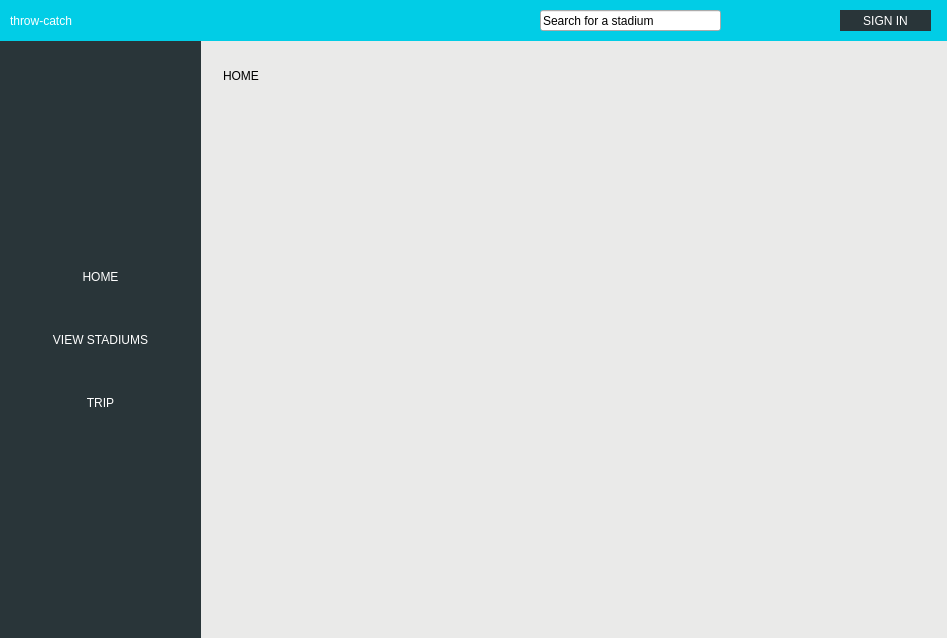
Old version of the form src/form/mainwindow.ui in the repository theozornelas/throw-catch.
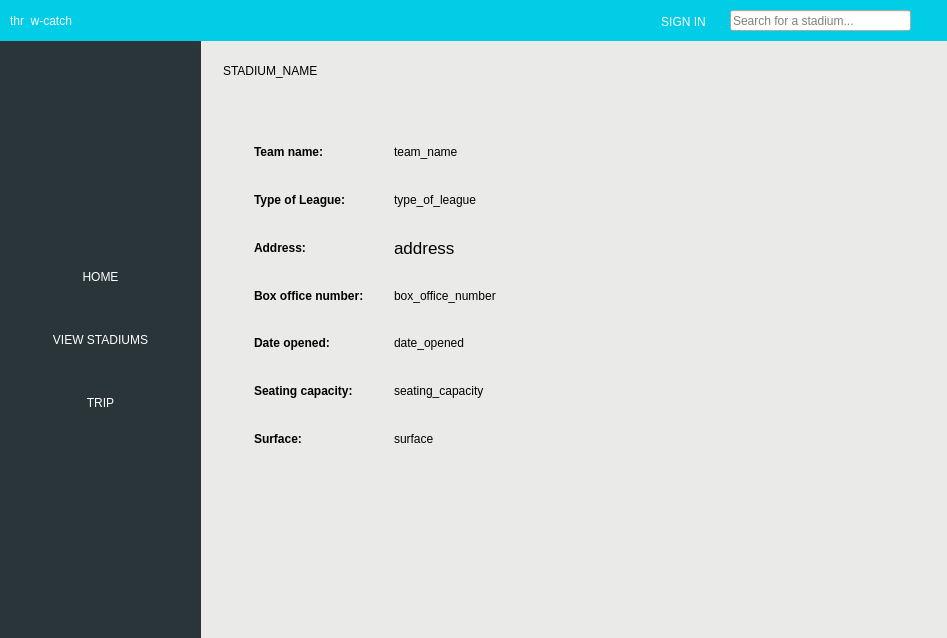
New version of the form. The open tabs and pages were chosen to show the change. Icons and pictures are not drawn.

Commit message: shopping cart completed, total revenue completed, viewing at any random moment a stadium completed

The edit to the form file:
```diff
--- a/src/form/mainwindow.ui
+++ b/src/form/mainwindow.ui
@@ -333,6 +333,220 @@
       </item>
      </widget>
     </widget>
+    <widget class="QWidget" name="viewSingleStadiumPage">
+     <widget class="QLabel" name="singleStadiumNameLabel">
+      <property name="geometry">
+       <rect>
+        <x>20</x>
+        <y>10</y>
+        <width>661</width>
+        <height>41</height>
+       </rect>
+      </property>
+      <property name="styleSheet">
+       <string notr="true">	font: 75 30pt &quot;Gill Sans&quot;;
+</string>
+      </property>
+      <property name="text">
+       <string>STADIUM_NAME</string>
+      </property>
+     </widget>
+     <widget class="QFrame" name="singleStadiumInfo">
+      <property name="geometry">
+       <rect>
+        <x>20</x>
+        <y>70</y>
+        <width>451</width>
+        <height>381</height>
+       </rect>
+      </property>
+      <property name="styleSheet">
+       <string notr="true">border: none;</string>
+      </property>
+      <property name="frameShape">
+       <enum>QFrame::StyledPanel</enum>
+      </property>
+      <property name="frameShadow">
+       <enum>QFrame::Raised</enum>
+      </property>
+      <widget class="QWidget" name="verticalLayoutWidget">
+       <property name="geometry">
+        <rect>
+         <x>20</x>
+         <y>10</y>
+         <width>131</width>
+         <height>351</height>
+        </rect>
+       </property>
+       <layout class="QVBoxLayout" name="singleStadiumLayoutLabels">
+        <item>
+         <widget class="QLabel" name="label_9">
+          <property name="font">
+           <font>
+            <weight>75</weight>
+            <bold>true</bold>
+           </font>
+          </property>
+          <property name="text">
+           <string>Team name:</string>
+          </property>
+         </widget>
+        </item>
+        <item>
+         <widget class="QLabel" name="label_12">
+          <property name="font">
+           <font>
+            <weight>75</weight>
+            <bold>true</bold>
+           </font>
+          </property>
+          <property name="text">
+           <string>Type of League:</string>
+          </property>
+         </widget>
+        </item>
+        <item>
+         <widget class="QLabel" name="label_8">
+          <property name="font">
+           <font>
+            <weight>75</weight>
+            <bold>true</bold>
+           </font>
+          </property>
+          <property name="text">
+           <string>Address:</string>
+          </property>
+         </widget>
+        </item>
+        <item>
+         <widget class="QLabel" name="label_5">
+          <property name="font">
+           <font>
+            <weight>75</weight>
+            <bold>true</bold>
+           </font>
+          </property>
+          <property name="text">
+           <string>Box office number:</string>
+          </property>
+         </widget>
+        </item>
+        <item>
+         <widget class="QLabel" name="label_6">
+          <property name="font">
+           <font>
+            <weight>75</weight>
+            <bold>true</bold>
+           </font>
+          </property>
+          <property name="text">
+           <string>Date opened:</string>
+          </property>
+         </widget>
+        </item>
+        <item>
+         <widget class="QLabel" name="label_10">
+          <property name="font">
+           <font>
+            <weight>75</weight>
+            <bold>true</bold>
+           </font>
+          </property>
+          <property name="text">
+           <string>Seating capacity:</string>
+          </property>
+         </widget>
+        </item>
+        <item>
+         <widget class="QLabel" name="label_11">
+          <property name="font">
+           <font>
+            <weight>75</weight>
+            <bold>true</bold>
+           </font>
+          </property>
+          <property name="text">
+           <string>Surface:</string>
+          </property>
+         </widget>
+        </item>
+       </layout>
+      </widget>
+      <widget class="QWidget" name="verticalLayoutWidget_2">
+       <property name="geometry">
+        <rect>
+         <x>160</x>
+         <y>10</y>
+         <width>271</width>
+         <height>351</height>
+        </rect>
+       </property>
+       <layout class="QVBoxLayout" name="singleStadiumLayoutInfo">
+        <item>
+         <widget class="QLabel" name="singleStadiumTeamName">
+          <property name="text">
+           <string>team_name</string>
+          </property>
+         </widget>
+        </item>
+        <item>
+         <widget class="QLabel" name="singleStadiumType">
+          <property name="text">
+           <string>type_of_league</string>
+          </property>
+         </widget>
+        </item>
+        <item>
+         <widget class="QLabel" name="singleStadiumAddress">
+          <property name="font">
+           <font>
+            <pointsize>13</pointsize>
+            <kerning>true</kerning>
+           </font>
+          </property>
+          <property name="styleSheet">
+           <string notr="true"/>
+          </property>
+          <property name="text">
+           <string>address</string>
+          </property>
+          <property name="wordWrap">
+           <bool>false</bool>
+          </property>
+         </widget>
+        </item>
+        <item>
+         <widget class="QLabel" name="singleStadiumBoxOfficeNum">
+          <property name="text">
+           <string>box_office_number</string>
+          </property>
+         </widget>
+        </item>
+        <item>
+         <widget class="QLabel" name="singleStadiumDateOpened">
+          <property name="text">
+           <string>date_opened</string>
+          </property>
+         </widget>
+        </item>
+        <item>
+         <widget class="QLabel" name="singleStadiumSeatingCapacity">
+          <property name="text">
+           <string>seating_capacity</string>
+          </property>
+         </widget>
+        </item>
+        <item>
+         <widget class="QLabel" name="singleStadiumSurface">
+          <property name="text">
+           <string>surface</string>
+          </property>
+         </widget>
+        </item>
+       </layout>
+      </widget>
+     </widget>
+    </widget>
     <widget class="QWidget" name="planATripPage">
      <property name="styleSheet">
       <string notr="true">QPushButton {
@@ -1225,41 +1439,97 @@
 }</string>
      </property>
      <property name="text">
-      <string>throw-catch</string>
+      <string>thr  w-catch</string>
      </property>
     </widget>
     <widget class="QPushButton" name="adminLoginButton">
      <property name="geometry">
       <rect>
-       <x>840</x>
-       <y>10</y>
+       <x>638</x>
+       <y>11</y>
        <width>91</width>
        <height>21</height>
       </rect>
      </property>
      <property name="styleSheet">
       <string notr="true">QPushButton {
-background-color: #293539;
 color: white;
-border:none;
-	font: 75 15pt &quot;Helvetica&quot;;
+background-color: none;
+border: none;
+font: 75 15pt &quot;Helvetica&quot;;
 }</string>
      </property>
      <property name="text">
       <string>SIGN IN</string>
      </property>
+     <property name="default">
+      <bool>false</bool>
+     </property>
+     <property name="flat">
+      <bool>false</bool>
+     </property>
     </widget>
     <widget class="QLineEdit" name="lineEdit">
      <property name="geometry">
       <rect>
-       <x>540</x>
+       <x>730</x>
        <y>10</y>
        <width>181</width>
        <height>21</height>
       </rect>
      </property>
+     <property name="inputMask">
+      <string extracomment="hello"/>
+     </property>
      <property name="text">
-      <string>Search for a stadium</string>
+      <string/>
+     </property>
+     <property name="maxLength">
+      <number>40</number>
+     </property>
+     <property name="placeholderText">
+      <string>Search for a stadium...</string>
+     </property>
+     <property name="clearButtonEnabled">
+      <bool>true</bool>
+     </property>
+    </widget>
+    <widget class="QToolButton" name="searchButton">
+     <property name="geometry">
+      <rect>
+       <x>920</x>
+       <y>12</y>
+       <width>16</width>
+       <height>16</height>
+      </rect>
+     </property>
+     <property name="styleSheet">
+      <string notr="true">background-color: none;
+color: rgb(255, 255, 255);
+border: none;
+border-image:url(&quot;/Users/sarahsingletary/Documents/throw-catch/src/icons/magnifying-glass.png&quot;);</string>
+     </property>
+     <property name="text">
+      <string/>
+     </property>
+    </widget>
+    <widget class="QToolButton" name="secretAdminLoginButton">
+     <property name="geometry">
+      <rect>
+       <x>44</x>
+       <y>15</y>
+       <width>16</width>
+       <height>16</height>
+      </rect>
+     </property>
+     <property name="styleSheet">
+      <string notr="true">background-color: none;
+color: rgb(255, 255, 255);
+border: none;
+border-image:url(&quot;/Users/sarahsingletary/Documents/throw-catch/src/icons/baseball.png&quot;);</string>
+     </property>
+     <property name="text">
+      <string/>
      </property>
     </widget>
    </widget>
```
Left out of the diff: 394 changed lines with no effect on the pictures. The commit also changes 24 other files.
